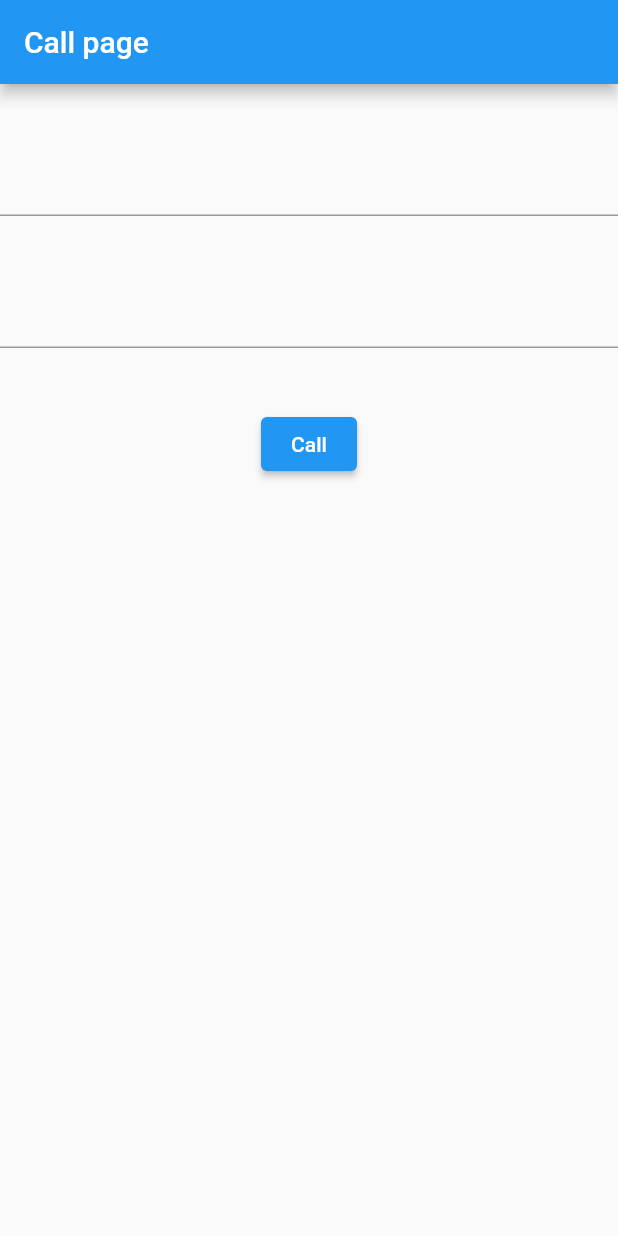
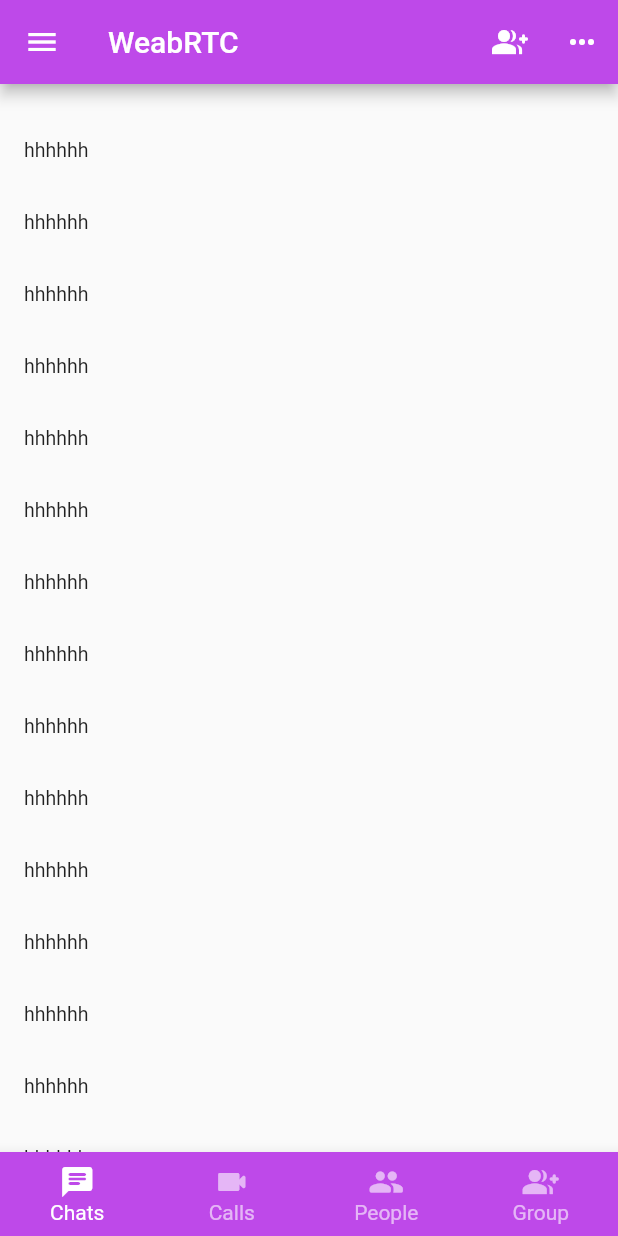
Before and after one commit to ShahoriarNahid/flutter_webrtc_demo, a Flutter app: the screen it shows after launch, on a phone screen of 412 x 824 dp. Run offline on Flutter 3.47's test engine with Material 2 defaults, Android fonts, the light colour scheme and no system bars; our stand-ins replace camera, dio, get, socket_io_client, video_player; missing offline and left inert: flutter_webrtc.

Commit message:
update ui

```diff
--- a/lib/main.dart
+++ b/lib/main.dart
@@ -1,7 +1,7 @@
 import 'package:camera/camera.dart';
 import 'package:flutter/material.dart';
 import 'package:get/get.dart';
-import 'page/call_page.dart';
+import 'page/home_page.dart';
 
 late List<CameraDescription> cameras;
 
@@ -21,7 +21,7 @@ class MyApp extends StatelessWidget {
       theme: ThemeData(
         primarySwatch: Colors.blue,
       ),
-      home: CallPage(),
+      home: HomePage(),
     );
   }
 }
--- a/lib/page/call_page.dart
+++ /dev/null
@@ -1,52 +0,0 @@
-import 'package:flutter/material.dart';
-import 'package:flutter_webrtc_demo/page/videocall_page.dart';
-import 'package:get/get.dart';
-
-import '../controller/socket_service.dart';
-
-class CallPage extends StatefulWidget {
-  @override
-  State<CallPage> createState() => _CallPageState();
-}
-
-class _CallPageState extends State<CallPage> {
-  final socketS = Get.put(SocketService());
-  @override
-  Widget build(BuildContext context) {
-    return Scaffold(
-      appBar: AppBar(
-        title: Text('Call page'),
-      ),
-      body: Column(
-        children: [
-          SizedBox(
-            height: 40,
-          ),
-          TextField(
-            onChanged: socketS.userName,
-          ),
-          SizedBox(
-            height: 40,
-          ),
-          TextField(onChanged: socketS.room),
-          SizedBox(
-            height: 40,
-          ),
-          Center(
-            child: ElevatedButton(
-              onPressed: () async {
-                if (socketS.userName.value.isNotEmpty &&
-                    socketS.room.value.isNotEmpty) {
-                  socketS.initializeSocket();
-                }
-
-                //  await Get.to(VideoCallPage());
-              },
-              child: Text('Call'),
-            ),
-          ),
-        ],
-      ),
-    );
-  }
-}
--- /dev/null
+++ b/lib/page/home_page.dart
@@ -0,0 +1,116 @@
+import 'package:flutter/material.dart';
+import 'package:flutter_webrtc_demo/page/audio_call_page.dart';
+import 'package:flutter_webrtc_demo/page/video_call_page.dart';
+import 'package:get/get.dart';
+
+import '../controller/socket_service.dart';
+
+class HomePage extends StatefulWidget {
+  @override
+  State<HomePage> createState() => _HomePageState();
+}
+
+class _HomePageState extends State<HomePage> {
+  final socketS = Get.put(SocketService());
+  late int currentIndex;
+  @override
+  Widget build(BuildContext context) {
+    return Scaffold(
+      appBar: AppBar(
+        backgroundColor: Color.fromARGB(255, 190, 73, 233),
+        title: Text('WeabRTC'),
+        actions: [
+          IconButton(
+            onPressed: () {},
+            icon: Icon(Icons.group_add_rounded),
+          ),
+          IconButton(
+            onPressed: () {},
+            icon: Icon(Icons.more_horiz),
+          ),
+          SizedBox(height: 10),
+        ],
+      ),
+      drawer: Drawer(),
+      body: SingleChildScrollView(
+        child: Column(
+          children: [
+            SizedBox(height: 20),
+            ListView.builder(
+              shrinkWrap: true,
+              primary: false,
+              itemCount: 20,
+              itemBuilder: (BuildContext context, int index) {
+                return ListTile(
+                  title: Text('hhhhhh'),
+                  onTap: () {},
+                  dense: true,
+                );
+              },
+            ),
+            // TextField(
+            //   onChanged: socketS.userName,
+            // ),
+            // SizedBox(
+            //   height: 40,
+            // ),
+            // TextField(onChanged: socketS.room),
+            // SizedBox(
+            //   height: 40,
+            // ),
+            // Center(
+            //   child: ElevatedButton(
+            //     onPressed: () async {
+            //       if (socketS.userName.value.isNotEmpty &&
+            //           socketS.room.value.isNotEmpty) {
+            //         socketS.initializeSocket();
+            //       }
+
+            //       //  await Get.to(VideoCallPage());
+            //     },
+            //     child: Text('Call'),
+            //   ),
+            // ),
+          ],
+        ),
+      ),
+      bottomNavigationBar: BottomNavigationBar(
+        type: BottomNavigationBarType.fixed,
+        backgroundColor: Color.fromARGB(255, 190, 73, 233),
+        selectedItemColor: Colors.white,
+        unselectedItemColor: Colors.white.withOpacity(.60),
+        selectedFontSize: 14,
+        unselectedFontSize: 14,
+        onTap: (int value) {
+          setState(() {
+            currentIndex = value;
+          });
+          print(currentIndex);
+          if (currentIndex == 1) {
+            Get.to(() => AudioCallPage());
+          } else if (currentIndex == 2) {
+            Get.to(() => VideoCallPage());
+          }
+        },
+        items: [
+          BottomNavigationBarItem(
+            label: 'Chats',
+            icon: Icon(Icons.chat_rounded),
+          ),
+          BottomNavigationBarItem(
+            label: 'Calls',
+            icon: Icon(Icons.videocam_rounded),
+          ),
+          BottomNavigationBarItem(
+            label: 'People',
+            icon: Icon(Icons.people_rounded),
+          ),
+          BottomNavigationBarItem(
+            label: 'Group',
+            icon: Icon(Icons.group_add_rounded),
+          ),
+        ],
+      ),
+    );
+  }
+}
--- a/pubspec.yaml
+++ b/pubspec.yaml
@@ -20,7 +20,7 @@ publish_to: 'none' # Remove this line if you wish to publish to pub.dev
 version: 1.0.0+1
 
 environment:
-  sdk: '>=2.18.6 <3.0.0'
+  sdk: '>=2.18.2 <3.0.0'
 
 # Dependencies specify other packages that your package needs in order to work.
 # To automatically upgrade your package dependencies to the latest versions
```
Also changed, not shown: analysis_options.yaml (+24 -28 lines), lib/page/VideoView.dart (+3 -7 lines), lib/page/audio_call_page.dart (added, +212 -0 lines), lib/page/video_call_page.dart (renamed from lib/page/videocall_page.dart, +45 -39 lines), lib/model/user.dart (added), pubspec.lock.
